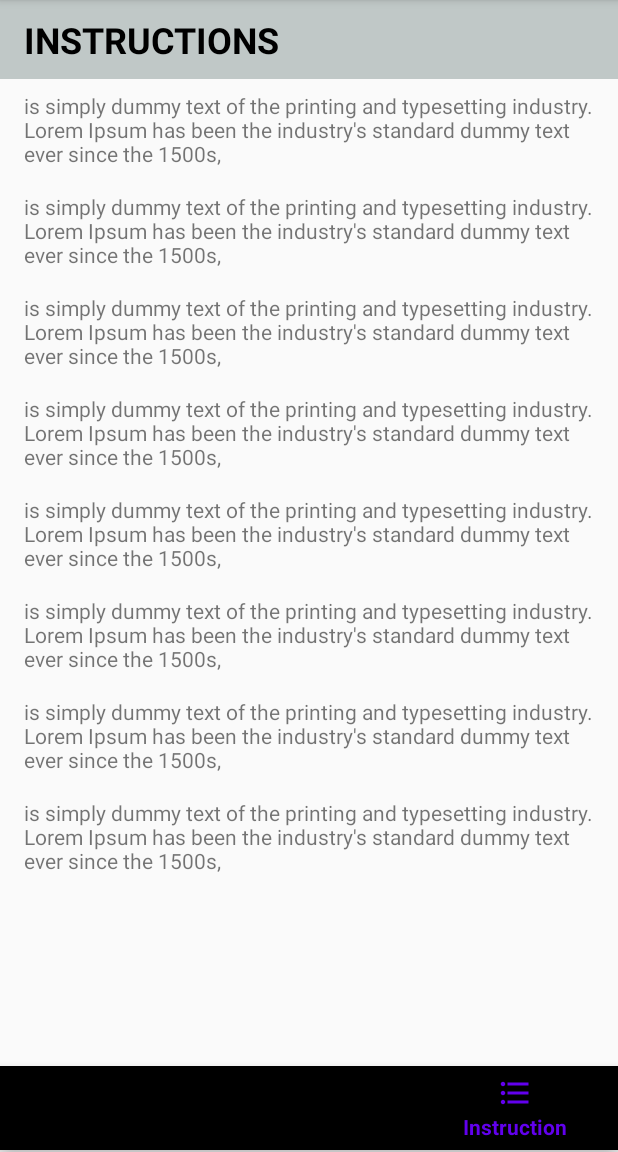
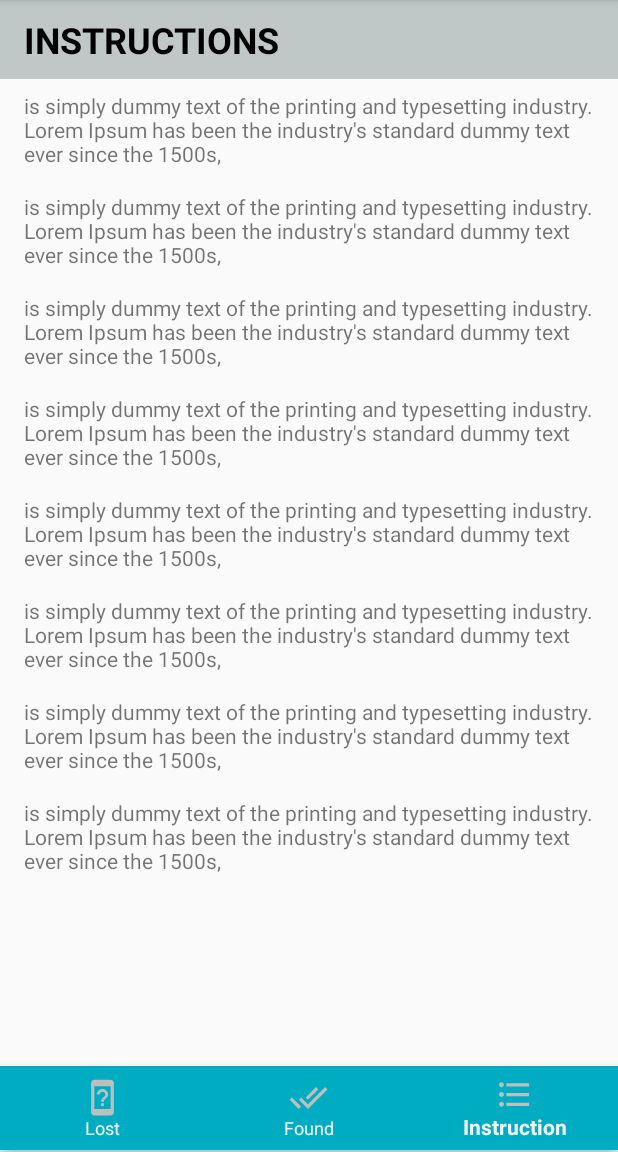
Before and after one commit to niroshan-ran/RDMNS_LK_REDESIGNED, an Android app: the screen it shows after launch (lost_foun_main), item 3 of the bottom bar chosen, on a phone screen of 412 x 824 dp, the part 84-1236 px from its top. Run offline under Robolectric (Android 15) with nearby library versions, the phone set to English and light mode, and no system bars.

Commit message:
design changes applied

```diff
--- a/app/src/main/res/layout/activity_lost_foun_main.xml
+++ b/app/src/main/res/layout/activity_lost_foun_main.xml
@@ -4,24 +4,30 @@
     xmlns:tools="http://schemas.android.com/tools"
     android:layout_width="match_parent"
     android:layout_height="match_parent"
+    android:isScrollContainer="false"
     tools:context=".lost_foun_main">
 
     <com.google.android.material.bottomnavigation.BottomNavigationView
         android:id="@+id/nav_bottom"
         android:layout_width="match_parent"
         android:layout_height="wrap_content"
-        app:menu="@menu/lost_found_menu"
         android:layout_marginBottom="1dp"
+        android:background="#00ACC1"
+        app:itemIconSize="26dp"
+        app:itemIconTint="@android:color/secondary_text_dark"
+        app:itemTextColor="#F4F4F4"
         app:layout_constraintBottom_toBottomOf="parent"
         app:layout_constraintEnd_toEndOf="parent"
         app:layout_constraintHorizontal_bias="1.0"
         app:layout_constraintStart_toStartOf="parent"
+        app:menu="@menu/lost_found_menu"
         tools:ignore="MissingConstraints" />
 
     <com.google.android.material.circularreveal.CircularRevealFrameLayout
         android:id="@+id/frame_main"
         android:layout_width="0dp"
         android:layout_height="0dp"
+        android:isScrollContainer="false"
         app:layout_constraintBottom_toTopOf="@+id/nav_bottom"
         app:layout_constraintEnd_toEndOf="parent"
         app:layout_constraintStart_toStartOf="parent"
```
Also changed, not shown: app/src/main/res/layout/found_item.xml (+27 -25 lines), app/src/main/res/layout/fragment_found.xml (+4 -4 lines), app/src/main/res/layout/fragment_lost.xml (+4 -4 lines), app/src/main/res/layout/lost_item.xml (+30 -28 lines).
